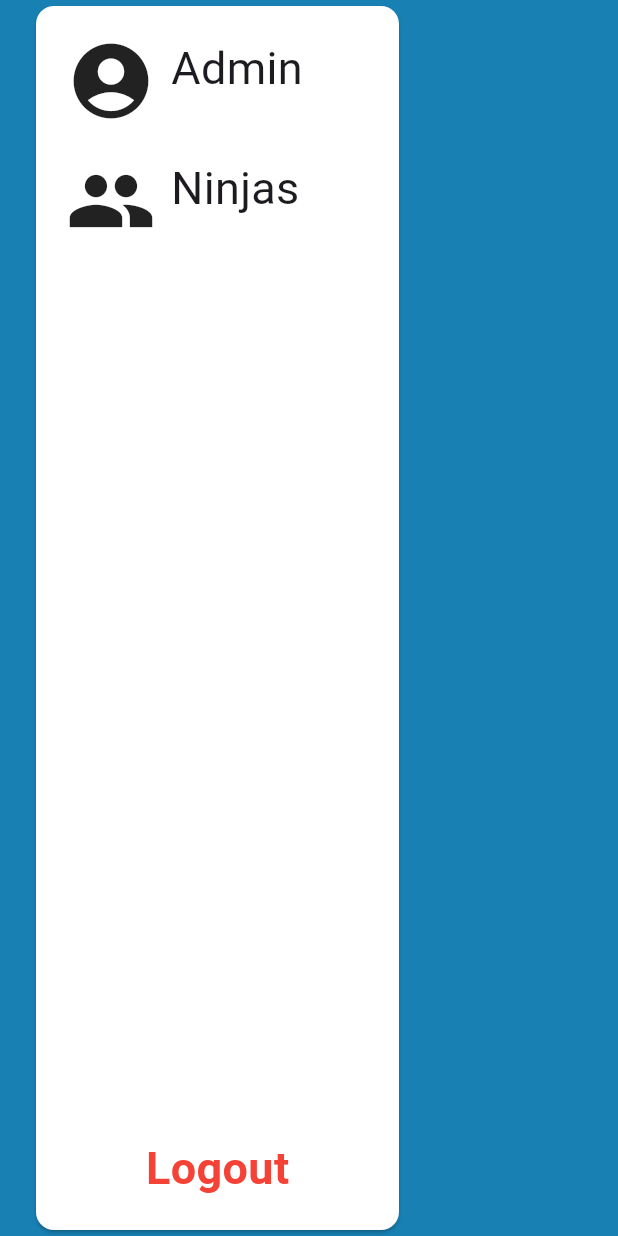
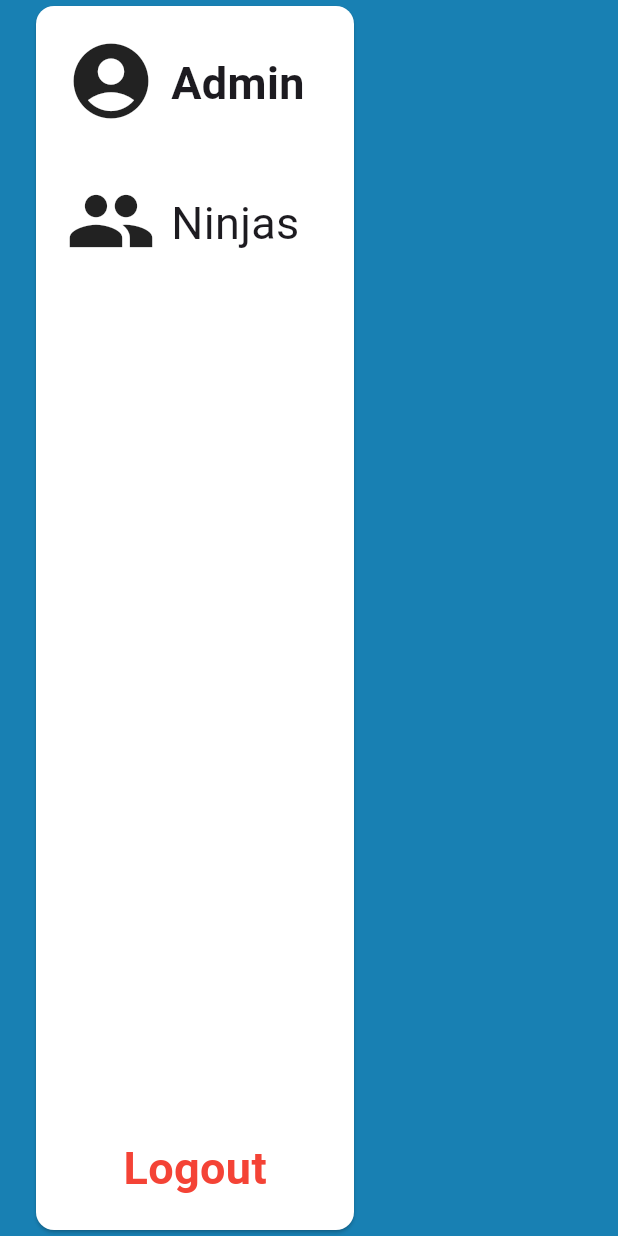
Before and after one commit to PaulSirois/CodeNinjas_sk_webapp, a Flutter app: the screen it shows after launch, on a phone screen of 412 x 824 dp. Run offline on Flutter 3.47's test engine with Material 3 defaults, Android fonts, the light colour scheme and no system bars.

Commit message:
updated it a little

```diff
--- a/frontend/cn_webapp_frontend/lib/main.dart
+++ b/frontend/cn_webapp_frontend/lib/main.dart
@@ -17,21 +17,24 @@ class MyApp extends StatelessWidget {
           child: Row(
             mainAxisAlignment: MainAxisAlignment.start,
             children: [
+              //card
               Padding(
                 padding: EdgeInsets.only(left: 20.0),
                 child: SizedBox(
                   height: 950,
-                  width: 250,
+                  width: 220,
                   child: Card(
                     color: Color.fromRGBO(255, 255, 255, 1),
                     child: Padding(
                       padding: EdgeInsets.all(20),
                       child: Column(
                         crossAxisAlignment: CrossAxisAlignment.start,
+                        //These are for anything that is inside the white card
                         children: [
                           Row(
                             crossAxisAlignment: CrossAxisAlignment.start,
                             children: [
+                              SizedBox(height: 30),
                               Align(
                                 alignment: Alignment.topCenter,
                                 child: Icon(
@@ -39,20 +42,27 @@ class MyApp extends StatelessWidget {
                                   size: 60,
                                 ),
                               ),
-                              SizedBox(width: 10),
                               Align(
-                                alignment: Alignment.topCenter,
-                                child: Text(
-                                  'Admin',
-                                  style: TextStyle(fontSize: 30),
+                                alignment: Alignment.center,
+                                child: Padding(
+                                  padding: EdgeInsets.all(10),
+                                  child: SizedBox(
+                                    child: Text(
+                                      'Admin',
+                                      style: TextStyle(
+                                          fontSize: 30,
+                                          fontWeight: FontWeight.bold),
+                                    ),
+                                  ),
                                 ),
                               ),
                             ],
                           ),
-                          SizedBox(height: 20),
+                          SizedBox(height: 30),
                           Row(
                             crossAxisAlignment: CrossAxisAlignment.start,
                             children: [
+                              SizedBox(width: 0),
                               Align(
                                 alignment: Alignment.topCenter,
                                 child: Icon(
@@ -60,12 +70,18 @@ class MyApp extends StatelessWidget {
                                   size: 60,
                                 ),
                               ),
-                              SizedBox(width: 10),
                               Align(
-                                alignment: Alignment.topCenter,
-                                child: Text(
-                                  'Ninjas',
-                                  style: TextStyle(fontSize: 30),
+                                alignment: Alignment.center,
+                                child: Padding(
+                                  padding: EdgeInsets.all(10),
+                                  child: SizedBox(
+                                    child: Text(
+                                      'Ninjas',
+                                      style: TextStyle(
+                                          fontSize: 30,
+                                          fontWeight: FontWeight.w400),
+                                    ),
+                                  ),
                                 ),
                               ),
                             ],
```
